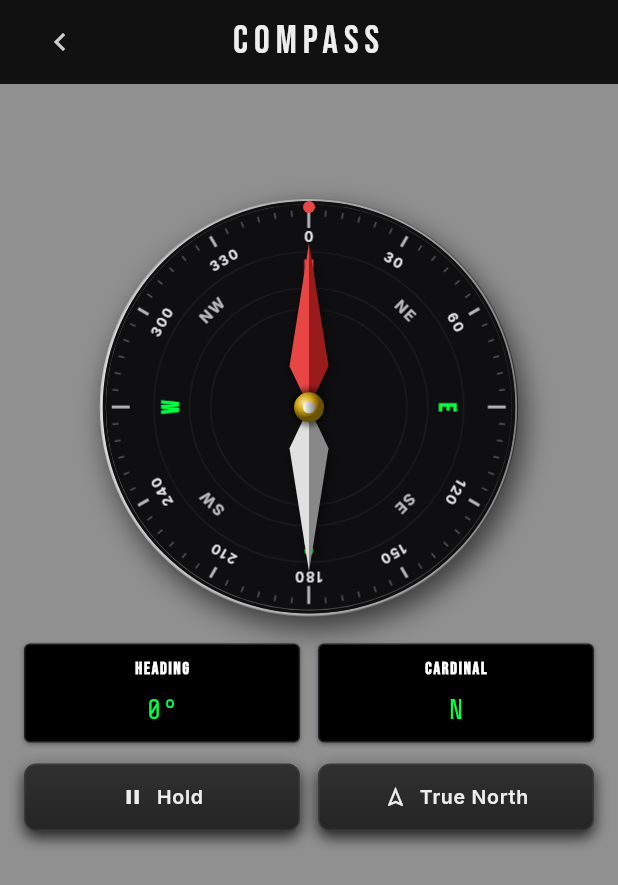
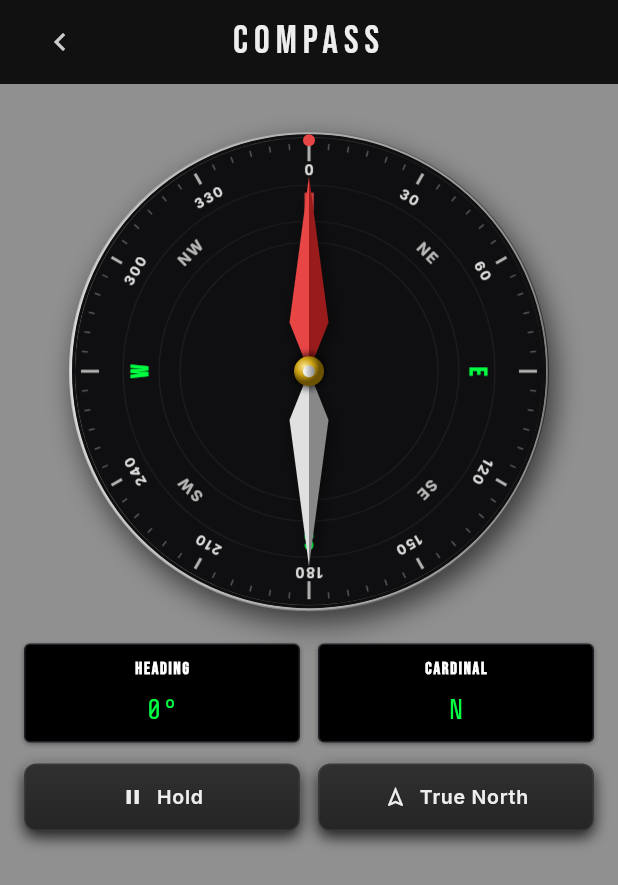
Before and after one commit to Abdallah-Labeb/Levo, a Flutter app: the CompassView screen opened directly, on a phone screen of 412 x 824 dp. Shown: the top 885 px of the screen. Run offline on Flutter 3.47's test engine with Material 3 defaults, Android fonts, the phone set to English and light mode, and no system bars; our stand-ins replace audioplayers, camera, equatable, flutter_bloc, flutter_compass, flutter_svg and 11 more; missing offline and left inert: light, noise_meter; accounts and stored records are empty; network calls fail.

Commit message:
fix: overlay compass magnetic warnings directly on dial center and reclaim top layout space

```diff
--- a/lib/features/compass/view/compass_screen.dart
+++ b/lib/features/compass/view/compass_screen.dart
@@ -101,70 +101,6 @@ class CompassView extends StatelessWidget {
                 children: [
                   const SizedBox(height: AppDimensions.space12),
 
-                  // 1. Fixed-height status/warning banner inside a black field
-                  SizedBox(
-                    height: 48.0,
-                    child: Center(
-                      child: (state.hasInterference || state.accuracy == CompassAccuracy.low)
-                          ? Container(
-                              padding: const EdgeInsets.symmetric(
-                                horizontal: AppDimensions.paddingL,
-                                vertical: AppDimensions.paddingS,
-                              ),
-                              decoration: BoxDecoration(
-                                color: AppColors.kDisplayBg, // Solid black field
-                                border: Border.all(
-                                  color: state.hasInterference
-                                      ? AppColors.kDangerRed.withAlpha(80)
-                                      : AppColors.kWarningYellow.withAlpha(80),
-                                  width: 1.0,
-                                ),
-                                borderRadius: BorderRadius.circular(
-                                  AppDimensions.radiusPanel,
-                                ),
-                              ),
-                              child: state.hasInterference
-                                  ? Row(
-                                      mainAxisSize: MainAxisSize.min,
-                                      children: [
-                                        const Icon(
-                                          Icons.warning_amber_rounded,
-                                          color: AppColors.kDangerRed,
-                                          size: 18.0,
-                                        ),
-                                        const SizedBox(width: AppDimensions.space8),
-                                        Text(
-                                          l10n.compassInterferenceWarning,
-                                          style: AppTypography.kBodySmall.copyWith(
-                                            color: AppColors.kDangerRed,
-                                            fontWeight: FontWeight.w600,
-                                          ),
-                                        ),
-                                      ],
-                                    )
-                                  : Row(
-                                      mainAxisSize: MainAxisSize.min,
-                                      children: [
-                                        const Icon(
-                                          Icons.sync,
-                                          color: AppColors.kWarningYellow,
-                                          size: 18.0,
-                                        ),
-                                        const SizedBox(width: AppDimensions.space8),
-                                        Text(
-                                          l10n.compassCalibrationHint,
-                                          style: AppTypography.kBodySmall.copyWith(
-                                            color: AppColors.kWarningYellow,
-                                            fontWeight: FontWeight.w600,
-                                          ),
-                                        ),
-                                      ],
-                                    ),
-                            )
-                          : const SizedBox.shrink(),
-                    ),
-                  ),
-
                   // 2. Rotating Compass Dial card visualizer (Centered)
                   Expanded(
                     child: LayoutBuilder(
@@ -193,12 +129,93 @@ class CompassView extends StatelessWidget {
                                 ),
                               ],
                             ),
+                            child: Stack(
+                              alignment: Alignment.center,
+                              children: [
+                                Positioned.fill(
                                   child: CustomPaint(
                                     painter: CompassPainter(
                                       heading: state.heading,
                                       accuracy: state.accuracy,
                                       devicePixelRatio: MediaQuery.of(context).devicePixelRatio,
                                     ),
+                                  ),
+                                ),
+                                if (state.hasInterference || state.accuracy == CompassAccuracy.low)
+                                  Container(
+                                    margin: const EdgeInsets.symmetric(
+                                      horizontal: AppDimensions.paddingM,
+                                    ),
+                                    padding: const EdgeInsets.symmetric(
+                                      horizontal: AppDimensions.paddingM,
+                                      vertical: AppDimensions.paddingS,
+                                    ),
+                                    decoration: BoxDecoration(
+                                      color: Colors.black.withAlpha(230),
+                                      border: Border.all(
+                                        color: state.hasInterference
+                                            ? AppColors.kDangerRed.withAlpha(120)
+                                            : AppColors.kWarningYellow.withAlpha(120),
+                                        width: 1.0,
+                                      ),
+                                      borderRadius: BorderRadius.circular(
+                                        AppDimensions.radiusPanel,
+                                      ),
+                                      boxShadow: const [
+                                        BoxShadow(
+                                          color: Colors.black54,
+                                          blurRadius: 6.0,
+                                          offset: Offset(0, 3),
+                                        ),
+                                      ],
+                                    ),
+                                    child: state.hasInterference
+                                        ? Row(
+                                            mainAxisSize: MainAxisSize.min,
+                                            children: [
+                                              const Icon(
+                                                Icons.warning_amber_rounded,
+                                                color: AppColors.kDangerRed,
+                                                size: 16.0,
+                                              ),
+                                              const SizedBox(width: AppDimensions.space8),
+                                              Flexible(
+                                                child: Text(
+                                                  l10n.compassInterferenceWarning,
+                                                  textAlign: TextAlign.center,
+                                                  style: AppTypography.kBodySmall.copyWith(
+                                                    color: AppColors.kDangerRed,
+                                                    fontWeight: FontWeight.w600,
+                                                    fontSize: 12.0,
+                                                  ),
+                                                ),
+                                              ),
+                                            ],
+                                          )
+                                        : Row(
+                                            mainAxisSize: MainAxisSize.min,
+                                            children: [
+                                              const Icon(
+                                                Icons.sync,
+                                                color: AppColors.kWarningYellow,
+                                                size: 16.0,
+                                              ),
+                                              const SizedBox(width: AppDimensions.space8),
+                                              Flexible(
+                                                child: Text(
+                                                  l10n.compassCalibrationHint,
+                                                  textAlign: TextAlign.center,
+                                                  style: AppTypography.kBodySmall.copyWith(
+                                                    color: AppColors.kWarningYellow,
+                                                    fontWeight: FontWeight.w600,
+                                                    fontSize: 12.0,
+                                                  ),
+                                                ),
+                                              ),
+                                            ],
+                                          ),
+                                  ),
+                              ],
                             ),
                           ),
                         );
```
Lines whose indentation alone changed are shown as unchanged.
